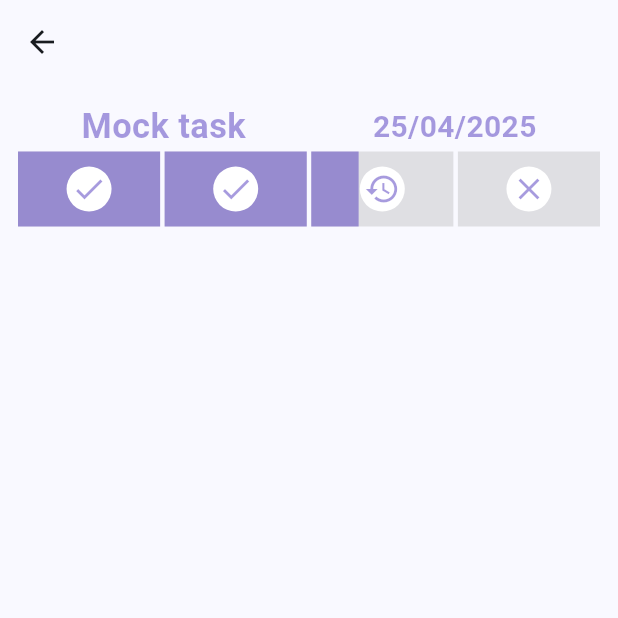
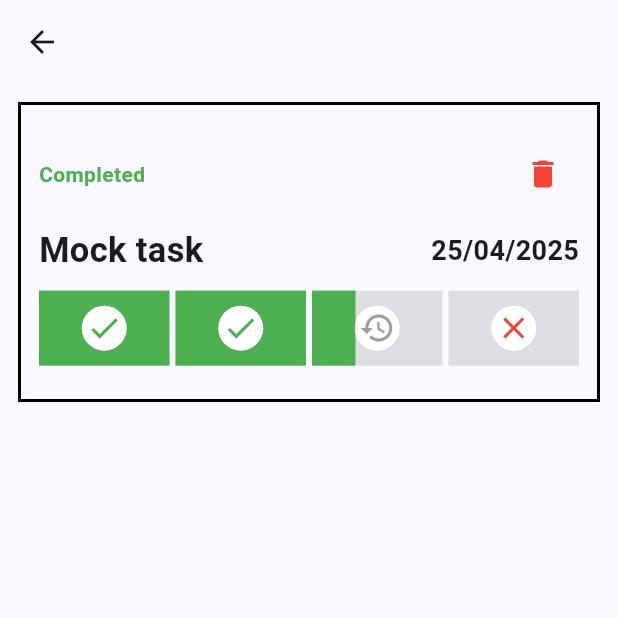
Before and after one commit to AlanTyping/pomodoro_flutter, a Flutter app: the _TaskHistoryView screen opened directly, on a phone screen of 412 x 824 dp, the top half of it. Run offline on Flutter 3.47's test engine with Material 3 defaults, Android fonts, the phone set to English and light mode, and no system bars; our stand-ins replace flutter_bloc, freezed_annotation, get_it, google_fonts, sqflite; accounts and stored records are empty; Roboto replaces fonts that are missing (Nokora).

Commit message:
style: Improving history_cards's style and adding delete button

```diff
--- a/lib/feature/task_history/view/task_history_view.dart
+++ b/lib/feature/task_history/view/task_history_view.dart
@@ -13,11 +13,13 @@ final class _TaskHistoryView extends StatelessWidget {
 
           return Padding(
             padding: const EdgeInsets.all(12),
-            child: ListView.builder(
+            child: ListView.separated(
               itemCount: state.tasks.length,
+              separatorBuilder:
+                  (context, index) =>
+                      const SizedBox(height: 16), // 👈 Espacio entre ítems
               itemBuilder: (context, index) {
                 final task = state.tasks.elementAt(
-                  // mostrar el último elemento primero, y así sucesivamente.
                   state.tasks.length - index - 1,
                 );
 
@@ -32,39 +34,79 @@ final class _TaskHistoryView extends StatelessWidget {
                   ),
                 );
 
-                return Column(
+                return Container(
+                  height: 200,
+                  width: double.infinity,
+                  decoration: BoxDecoration(
+                    border: Border.all(color: Colors.black, width: 2),
+                  ),
+                  child: Padding(
+                    padding: const EdgeInsets.all(12),
+                    child: Column(
+                      mainAxisAlignment: MainAxisAlignment.spaceEvenly,
                       children: [
-                    if (index != 0) const SizedBox(height: 10),
                         Row(
-                      mainAxisAlignment: MainAxisAlignment.spaceAround,
+                          mainAxisAlignment: MainAxisAlignment.spaceBetween,
                           children: [
-                        Text(
+                            task.completed
+                                ? const Text(
+                                  'Completed',
+                                  style: TextStyle(
+                                    color: Colors.green,
+                                    fontWeight: FontWeight.bold,
+                                  ),
+                                )
+                                : const Text(
+                                  'Incomplete',
+                                  style: TextStyle(
+                                    color: Colors.red,
+                                    fontWeight: FontWeight.bold,
+                                  ),
+                                ),
+                            IconButton(
+                              onPressed: () {
+                                context.read<TaskHistoryCubit>().deleteTask(
+                                  task.id!,
+                                );
+                              },
+                              icon: const Icon(Icons.delete, color: Colors.red),
+                            ),
+                          ],
+                        ),
+                        Row(
+                          mainAxisAlignment: MainAxisAlignment.spaceBetween,
+                          children: [
+                            Expanded(
+                              child: Text(
                                 task.title,
+                                overflow: TextOverflow.ellipsis,
+                                softWrap: true,
+                                maxLines: 2,
                                 style: const TextStyle(
                                   fontSize: 23,
                                   fontWeight: FontWeight.bold,
-                            color: Color.fromARGB(125, 76, 51, 187),
+                                ),
                               ),
                             ),
                             Text(
                               DateFormat('dd/MM/yyyy').format(task.date),
                               style: const TextStyle(
-                            fontSize: 20,
+                                fontSize: 18,
                                 fontWeight: FontWeight.bold,
-                            color: Color.fromARGB(125, 76, 51, 187),
                               ),
                             ),
                           ],
                         ),
-
                         Row(
-                      spacing: 3,
+                          spacing: 4,
                           children: [
                             for (var ciclo in Cycle.values)
                               CycleProgressBar(percentage: porcentajes[ciclo]!),
                           ],
                         ),
                       ],
+                    ),
+                  ),
                 );
               },
             ),
--- a/lib/feature/task_history/view/widgets/cycle-progress-bar.dart
+++ b/lib/feature/task_history/view/widgets/cycle-progress-bar.dart
@@ -7,13 +7,13 @@ class CycleProgressBar extends StatelessWidget {
 
   @override
   Widget build(BuildContext context) {
-    IconData icon;
+    Icon icon;
     if (percentage == 1.0) {
-      icon = Icons.check;
+      icon = const Icon(Icons.check, color: Colors.green);
     } else if (percentage == 0.0) {
-      icon = Icons.close;
+      icon = const Icon(Icons.close, color: Colors.red);
     } else {
-      icon = Icons.restore_outlined;
+      icon = const Icon(Icons.restore_outlined, color: Colors.grey);
     }
 
     return Expanded(
@@ -23,10 +23,7 @@ class CycleProgressBar extends StatelessWidget {
           FractionallySizedBox(
             widthFactor: percentage,
             alignment: Alignment.centerLeft,
-            child: Container(
-              height: 50,
-              color: const Color.fromARGB(125, 76, 51, 187),
-            ),
+            child: Container(height: 50, color: Colors.green),
           ),
           Positioned.fill(
             child: Align(
@@ -42,10 +39,7 @@ class CycleProgressBar extends StatelessWidget {
             ),
           ),
           Positioned.fill(
-            child: Align(
-              alignment: Alignment.center,
-              child: Icon(icon, color: const Color.fromARGB(125, 76, 51, 187)),
-            ),
+            child: Align(alignment: Alignment.center, child: icon),
           ),
         ],
       ),
```
Lines whose indentation alone changed are shown as unchanged.
